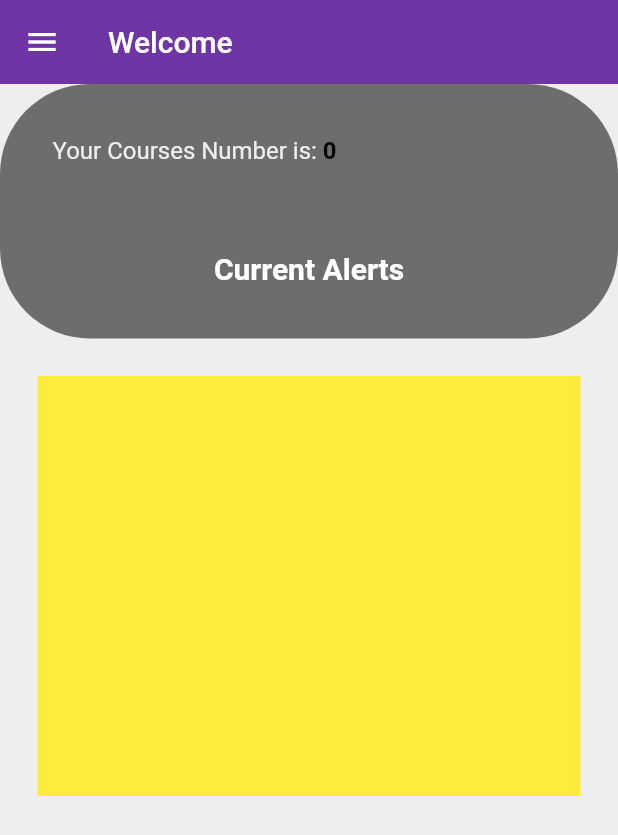
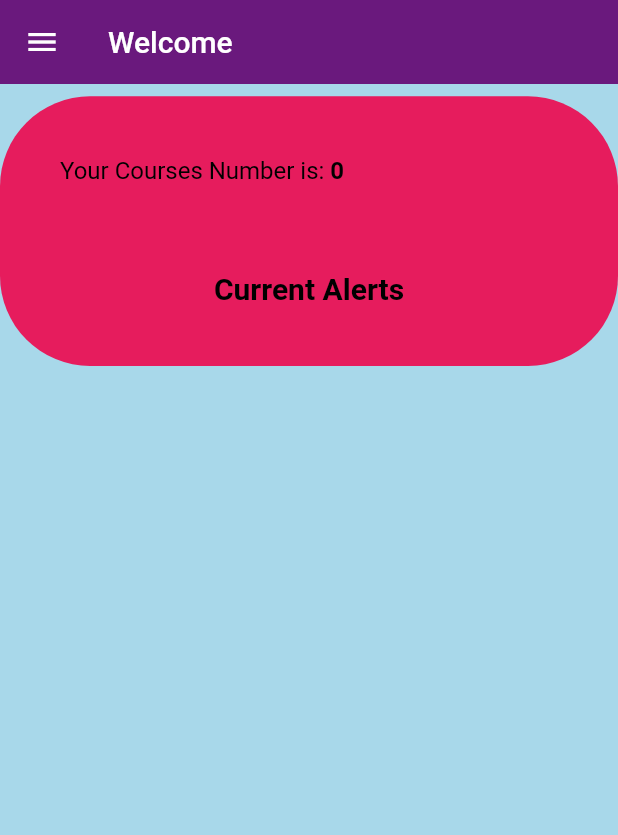
Before and after one commit to hussamm98/HAM, a Flutter app: the HomeScreen screen opened directly with empty values, on a phone screen of 412 x 824 dp. Shown: the top 835 px of the screen. Run offline on Flutter 3.47's test engine with Material 2 defaults, Android fonts, the phone set to English and light mode, and no system bars; our stand-ins replace flutter_icons, flutter_svg, form_field_validator, shared_preferences; accounts and stored records are empty; network calls fail.

Commit message:
some edits

```diff
--- a/lib/HAM_Chat/messages/components/video_message.dart
+++ b/lib/HAM_Chat/messages/components/video_message.dart
@@ -13,7 +13,7 @@ class VideoMessage extends StatelessWidget {
           children: [
             ClipRRect(
               borderRadius: BorderRadius.circular(8),
-              child: Image.asset("assets/images/logo.png"),
+              child: Image.asset("assets/images/info.png"),
             ),
             Container(
               height: 25,
--- a/lib/HAM_Chat/models/ChatMessage.dart
+++ b/lib/HAM_Chat/models/ChatMessage.dart
@@ -38,7 +38,7 @@ List demeChatMessages = [
     isSender: false,
   ),
   ChatMessage(
-    text: "this picture will help you",
+    text: "this video will help you",
     messageType: ChatMessageType.text,
     messageStatus: MessageStatus.viewed,
     isSender: false,
--- a/lib/User_Interface/components/courses.dart
+++ b/lib/User_Interface/components/courses.dart
@@ -1,5 +1,7 @@
 import 'package:flutter/material.dart';
 import 'package:flutter_auth/User_Interface/pages/UserModel.dart';
+
+import '../../constants.dart';
 
 class MyCourses extends StatelessWidget {
   final List<Course> courses;
@@ -17,7 +19,7 @@ class MyCourses extends StatelessWidget {
                 text: "Your Courses Number is: ",
                 style: TextStyle(
                     fontSize: 16,
-                    color: Color(0xFFEEEEEE),
+                    color: Colors.black,
                     fontWeight: FontWeight.normal),
                 children: [
                   TextSpan(
@@ -41,7 +43,7 @@ class MyCourses extends StatelessWidget {
             ////// fe sho3'l raye2 hnaaaaaaaaaaaaaaaaaaaa
             children: courses
                 .map((course) => buildTaskItem(
-                    int.parse(course.hours), course.courseName, Colors.blue))
+                    int.parse(course.hours), course.courseName, kTextColor))
                 .toList()),
       )
     ]);
--- a/lib/User_Interface/components/listing_assistant_users.dart
+++ b/lib/User_Interface/components/listing_assistant_users.dart
@@ -1,6 +1,8 @@
 import 'package:flutter/material.dart';
 import 'package:flutter_auth/User_Interface/components/assistants_list.dart';
 import 'package:flutter_auth/User_Interface/components/doctors_list.dart';
+
+import '../../constants.dart';
 
 class AllOfAssist extends StatefulWidget {
   @override
@@ -14,11 +16,11 @@ class _AllOfAssistState extends State<AllOfAssist> {
     double width = MediaQuery.of(context).size.width;
     return Scaffold(
       appBar: AppBar(
-        backgroundColor: Colors.purple,
+        backgroundColor: kPrimaryColor,
         elevation: 0,
         title: Text(
           "Listing All Doctors",
-          style: TextStyle(color: Colors.black, fontWeight: FontWeight.bold),
+          style: TextStyle(color: Colors.white, fontWeight: FontWeight.bold , fontStyle: FontStyle.italic),
         ),
       ),
       body: SingleChildScrollView(
--- a/lib/User_Interface/components/listing_doctor_users.dart
+++ b/lib/User_Interface/components/listing_doctor_users.dart
@@ -1,6 +1,8 @@
 import 'package:flutter/material.dart';
 import 'package:flutter_auth/User_Interface/components/assistants_list.dart';
 import 'package:flutter_auth/User_Interface/components/doctors_list.dart';
+
+import '../../constants.dart';
 
 class AllOfDocs extends StatefulWidget {
   @override
@@ -14,11 +16,11 @@ class _AllOfDocsState extends State<AllOfDocs> {
     double width = MediaQuery.of(context).size.width;
     return Scaffold(
       appBar: AppBar(
-        backgroundColor: Colors.purple,
+        backgroundColor: kPrimaryColor,
         elevation: 0,
         title: Text(
           "Listing All Doctors",
-          style: TextStyle(color: Colors.black, fontWeight: FontWeight.bold),
+          style: TextStyle(color: Colors.white, fontWeight: FontWeight.bold , fontStyle: FontStyle.italic),
         ),
       ),
       body: SingleChildScrollView(
--- a/lib/User_Interface/components/navigation_bar.dart
+++ b/lib/User_Interface/components/navigation_bar.dart
@@ -22,7 +22,7 @@ class _MyBottomNavigationBarState extends State<MyBottomNavigationBar> {
     ScheduleScreen(
       user: user,
     ),
-    CategoryScreen(),
+    CategoryScreen(user : user),
     ProfileScreen(user: user)
   ];
 
--- a/lib/User_Interface/components/profile_items.dart
+++ b/lib/User_Interface/components/profile_items.dart
@@ -1,5 +1,7 @@
 import 'package:flutter/material.dart';
 import 'package:flutter_svg/svg.dart';
+
+import '../../constants.dart';
 
 Widget headerChild(String header, var value) => new Expanded(
         child: new Column(
@@ -15,7 +17,7 @@ Widget headerChild(String header, var value) => new Expanded(
           '$value',
           style: new TextStyle(
               fontSize: 17.0,
-              color: const Color(0xff582564),
+              color: kBGColor,
               fontWeight: FontWeight.bold),
         )
       ],
--- a/lib/User_Interface/pages/assis_inner_desc.dart
+++ b/lib/User_Interface/pages/assis_inner_desc.dart
@@ -39,7 +39,7 @@ class _AsDetailPageState extends State<AsDetailPage> {
           child: Stack(
             children: <Widget>[
               Container(
-                height: height *0.7,
+                height: height *0.65,
                 decoration: BoxDecoration(
                     image: DecorationImage(
                   image: NetworkImage(widget.assistant.image),
--- a/lib/User_Interface/pages/doc_inner_desc.dart
+++ b/lib/User_Interface/pages/doc_inner_desc.dart
@@ -35,11 +35,10 @@ class _DetailPageState extends State<DetailPage> {
       ),
       body: SingleChildScrollView(
         child: Container(
-          //width: width,
           child: Stack(
             children: <Widget>[
               Container(
-                height: height *0.7,
+                height: height *0.65,
                 decoration: BoxDecoration(
                     image: DecorationImage(
                   image: NetworkImage(widget.doctor.image),
--- a/lib/User_Interface/pages/home.dart
+++ b/lib/User_Interface/pages/home.dart
@@ -6,6 +6,7 @@ import 'package:flutter_auth/User_Interface/components/temp_alerts.dart';
 import 'package:flutter_auth/User_Interface/pages/UserModel.dart';
 import 'package:flutter_auth/User_Interface/pages/UserModel.dart';
 
+import '../../constants.dart';
 import 'UserModel.dart';
 
 class HomeScreen extends StatefulWidget {
@@ -21,23 +22,25 @@ class _HomeScreenState extends State<HomeScreen> {
   Widget build(BuildContext context) {
     Size size = MediaQuery.of(context).size;
     return Scaffold(
-      backgroundColor: Color(0xFFEEEEEE),
+      backgroundColor: kTextColor,
       drawer: MyDrawer(user: widget.user),
       appBar: AppBar(
         elevation: 0,
-        backgroundColor: Color(0xFF6F35A5),
+        backgroundColor: Color(0xFF6a197d),
         title: widget.user == null
             ? Container()
             : Text(
-                "Welcome ${widget.user.name}"), //dh ally btktbo 3lshan tzhr l name
+                "Welcome ${widget.user.name}"),
       ),
-      body: Column(
+      body: SingleChildScrollView(
+        child: Column(
           children: [
+            SizedBox(height: size.height *0.01),
             Container(
-            padding: EdgeInsets.all(35.0),
+              padding: EdgeInsets.all(40.0),
               decoration: BoxDecoration(
                 //     color: Theme.of(context).primaryColor,
-              color: Colors.black54,
+                color: secondaryColor,
                 borderRadius: BorderRadius.only(
                     topLeft: Radius.circular(60),
                     topRight: Radius.circular(60),
@@ -59,27 +62,28 @@ class _HomeScreenState extends State<HomeScreen> {
                       Text(
                         "Current Alerts",
                         style: TextStyle(
-                        color: Color(0xFFFFFFFF),
+                          color: Colors.black,
                           fontSize: 20.0,
                           fontWeight: FontWeight.bold,
                         ),
                       )
                     ],
                   ),
-                SizedBox(height: size.height * 0),
                 ],
               ),
             ),
+            SizedBox(height: size.height *0),
             Container(
                 width: double.infinity,
-              height: 280,
-              color: Colors.yellow,
-              margin: EdgeInsets.all(25),
+                height: 350,
+                color: kTextColor,
+                margin: EdgeInsets.all(30),
                 child: RecentsAlerts(
                   user: widget.user,
                 )),
           ],
         ),
+      ),
     );
   }
 }
--- a/lib/User_Interface/pages/login_screen.dart
+++ b/lib/User_Interface/pages/login_screen.dart
@@ -3,7 +3,6 @@ import 'dart:async';
 import 'package:flutter/material.dart';
 import 'package:flutter_auth/User_Interface/components/Sec_rounded_password_field.dart';
 import 'package:flutter_auth/User_Interface/components/background.dart';
-import 'package:flutter_auth/User_Interface/components/bottom_navigation.dart';
 import 'package:flutter_auth/User_Interface/components/navigation_bar.dart';
 import 'package:flutter_auth/User_Interface/components/rounded_button.dart';
 import 'package:flutter_auth/User_Interface/components/rounded_input_field.dart';
--- a/lib/User_Interface/pages/welcome_screen.dart
+++ b/lib/User_Interface/pages/welcome_screen.dart
@@ -1,6 +1,8 @@
 import 'package:flutter/material.dart';
 import 'package:flutter_auth/User_Interface/pages/login_screen.dart';
 import 'package:flutter_svg/svg.dart';
+
+import '../../constants.dart';
 
 class WelcomeScreen extends StatelessWidget {
   @override
@@ -61,7 +63,7 @@ class WelcomeScreen extends StatelessWidget {
               height: 60,
               decoration: BoxDecoration(
                 borderRadius: BorderRadius.circular(25),
-                color: Color(0xFF6F35A5),
+                color: kPrimaryColor,
               ),
               child: Row(
                 mainAxisAlignment: MainAxisAlignment.center,
--- a/lib/constants.dart
+++ b/lib/constants.dart
@@ -1,6 +1,7 @@
 import 'package:flutter/material.dart';
-const kTextColor = Color(0xFF6C7174);
-const kPrimaryColor = Color(0xFF6F35A5);
+
+const kTextColor = Color(0xFfa8d8ea);
+const kPrimaryColor = Color(0xFF6a197d);
 const kPrimaryLightColor = Color(0xFFF1E6FF);
 const kHourColor = Color(0xFFF5C35A);
 const kCardColor = Color(0xFF282B30);
@@ -10,13 +11,12 @@ const kCalendarDay = TextStyle(
   fontSize: 16.0,
 );
 
-const secondaryColor = Color(0xFFFE9901);
+
+const secondaryColor = Color(0xFFe61c5d);
 const contentColorLightTheme = Color(0xFF1D1D35);
 const contentColorDarkTheme = Color(0xFFF5FCF9);
 const warninngColor = Color(0xFFF3BB1C);
 const errorColor = Color(0xFFF03738);
 const defaultPadding = 14.0;
-
-// For demo
 final List<String> demoContactsImage =
 List.generate(5, (index) => "assets/images/user_${index + 1}.png");
```
Also changed, not shown: lib/User_Interface/components/bottom_navigation.dart (deleted, +0 -164 lines), lib/User_Interface/pages/category_screen.dart (+20 -12 lines), lib/User_Interface/pages/profile_screen.dart (+11 -7 lines). Lines whose indentation alone changed are shown as unchanged.
